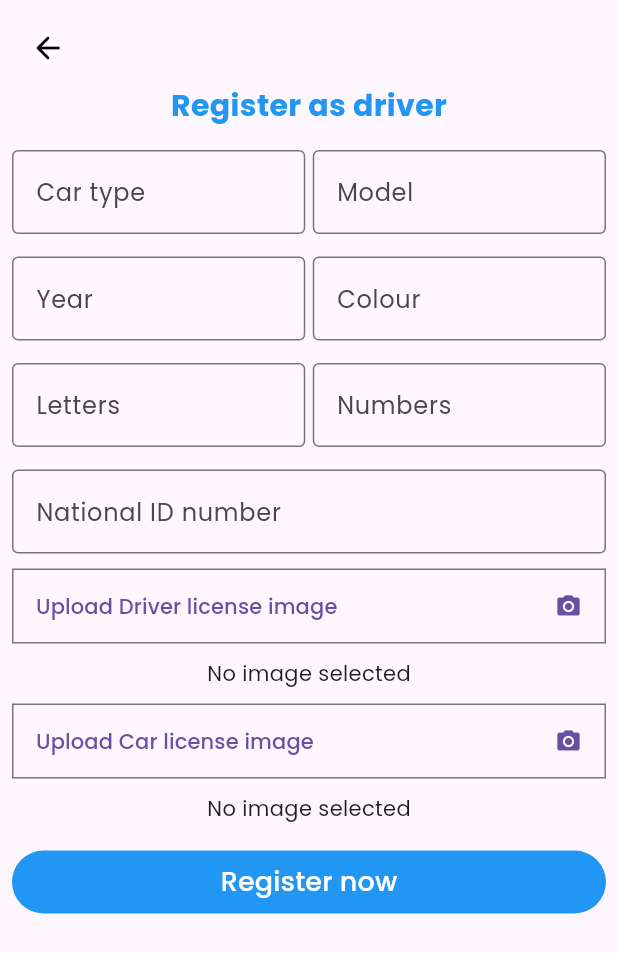
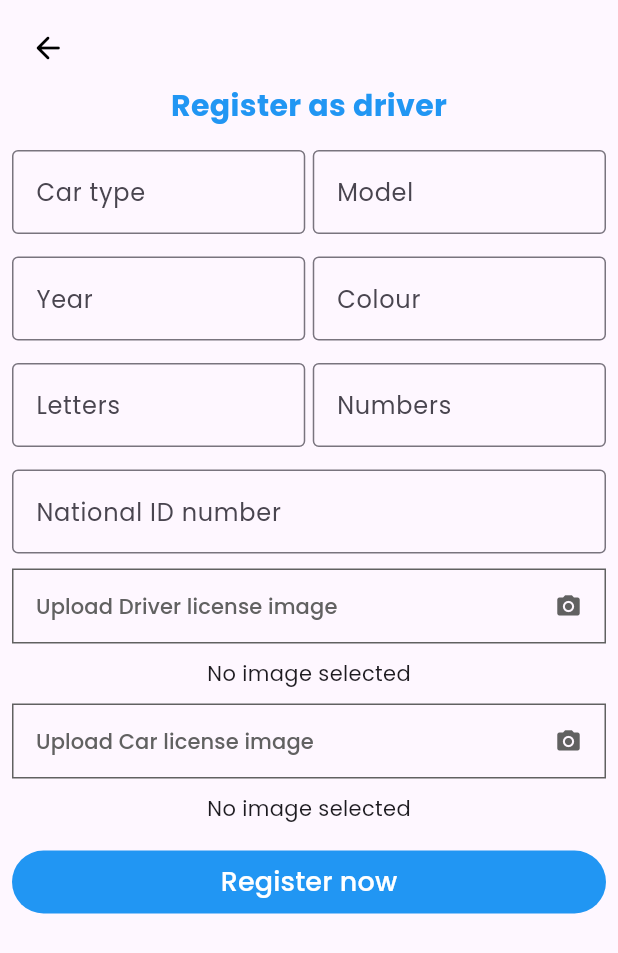
Before and after one commit to marwanessam12/CarpoolApp, a Flutter app: the DriverScreen screen opened directly, on a phone screen of 412 x 824 dp. Shown: the top 953 px of the screen. Run offline on Flutter 3.47's test engine with Material 3 defaults, Android fonts, the light colour scheme and no system bars; our stand-ins replace cloud_firestore, firebase_auth, firebase_core, firebase_storage, flutter_rating_bar, flutter_svg and 5 more; missing offline and left inert: google_maps_webservice; accounts and stored records are empty.

Commit message:
# image wth correct upload

```diff
--- a/lib/features/home/presentation/screens/driverscreen1.dart
+++ b/lib/features/home/presentation/screens/driverscreen1.dart
@@ -339,22 +339,34 @@ class _DriverScreenState extends State<DriverScreen> {
                       ),
                       minimumSize: const Size.fromHeight(50),
                       padding: const EdgeInsets.symmetric(horizontal: 16),
+                      side: BorderSide(
+                        color: _DriverLicense != null
+                            ? Colors.green
+                            : Colors.grey[700]!, // Change border color
+                      ),
+                      foregroundColor: _DriverLicense != null
+                          ? Colors.green
+                          : Colors.grey[700]!,
                     ),
-                    child: const Row(
+                    child: Row(
                       mainAxisAlignment: MainAxisAlignment.spaceBetween,
                       children: [
-                        Text('Upload Driver license image'),
+                        Text(
+                          _DriverLicense != null
+                              ? 'Driver license uploaded successfully'
+                              : 'Upload Driver license image',
+                        ),
                         Icon(Icons.camera_alt),
                       ],
                     ),
                   ),
-                  SizedBox(height: 10),
+                  const SizedBox(height: 10),
                   _DriverLicense != null
                       ? Image.file(_DriverLicense!, height: 100, width: 100)
-                      : Text('No image selected'),
-                  const SizedBox(height: 10.0),
+                      : const Text('No image selected'),
+                  const SizedBox(height: 10),
                   OutlinedButton(
-                    onPressed: _pickImage1,
+                    onPressed: _pickImage2,
                     style: OutlinedButton.styleFrom(
                       shape: RoundedRectangleBorder(
                         borderRadius:
@@ -362,19 +374,31 @@ class _DriverScreenState extends State<DriverScreen> {
                       ),
                       minimumSize: const Size.fromHeight(50),
                       padding: const EdgeInsets.symmetric(horizontal: 16),
+                      side: BorderSide(
+                        color: _CarLicense != null
+                            ? Colors.green
+                            : Colors.grey[700]!, // Change border color
+                      ),
+                      foregroundColor: _CarLicense != null
+                          ? Colors.green
+                          : Colors.grey[700]!,
                     ),
-                    child: const Row(
+                    child: Row(
                       mainAxisAlignment: MainAxisAlignment.spaceBetween,
                       children: [
-                        Text('Upload Car license image'),
+                        Text(
+                          _CarLicense != null
+                              ? 'Car license uploaded successfully'
+                              : 'Upload Car license image',
+                        ),
                         Icon(Icons.camera_alt),
                       ],
                     ),
                   ),
-                  SizedBox(height: 10),
+                  const SizedBox(height: 10),
                   _CarLicense != null
                       ? Image.file(_CarLicense!, height: 100, width: 100)
-                      : Text('No image selected'),
+                      : const Text('No image selected'),
                   const SizedBox(height: 15.0),
                   SizedBox(
                       width: MediaQuery.sizeOf(context).width,
```
